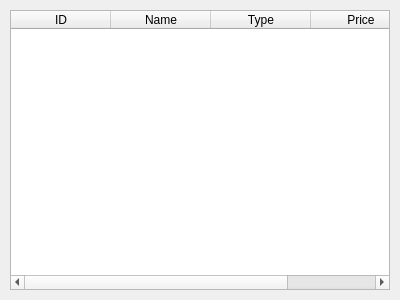
Before: the Qt Designer form main.ui in ezh1k-mades-me-happy/dom3, drawn with Qt 5.
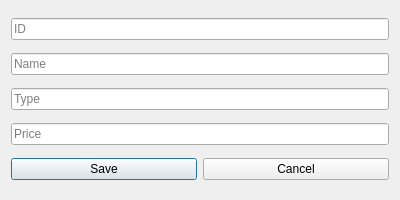
After: the same form once the commit is applied.

```diff
--- a/main.ui
+++ b/main.ui
@@ -1,48 +1,66 @@
 <?xml version="1.0" encoding="UTF-8"?>
 <ui version="4.0">
- <class>CoffeeApp</class>
- <widget class="QMainWindow" name="CoffeeApp">
+ <class>AddEditCoffeeForm</class>
+ <widget class="QDialog" name="AddEditCoffeeForm">
   <property name="geometry">
    <rect>
     <x>0</x>
     <y>0</y>
     <width>400</width>
-    <height>300</height>
+    <height>200</height>
    </rect>
   </property>
   <property name="windowTitle">
    <string>Coffee Information</string>
   </property>
-  <widget class="QTableWidget" name="tableWidget">
-   <property name="geometry">
-    <rect>
-     <x>10</x>
-     <y>10</y>
-     <width>380</width>
-     <height>280</height>
-    </rect>
-   </property>
-   <column>
-    <property name="text">
+  <layout class="QVBoxLayout" name="verticalLayout">
+   <item>
+    <widget class="QLineEdit" name="idLineEdit">
+     <property name="placeholderText">
      <string>ID</string>
     </property>
-   </column>
-   <column>
-    <property name="text">
+    </widget>
+   </item>
+   <item>
+    <widget class="QLineEdit" name="nameLineEdit">
+     <property name="placeholderText">
      <string>Name</string>
     </property>
-   </column>
-   <column>
-    <property name="text">
+    </widget>
+   </item>
+   <item>
+    <widget class="QLineEdit" name="typeLineEdit">
+     <property name="placeholderText">
      <string>Type</string>
     </property>
-   </column>
-   <column>
-    <property name="text">
+    </widget>
+   </item>
+   <item>
+    <widget class="QLineEdit" name="priceLineEdit">
+     <property name="placeholderText">
      <string>Price</string>
     </property>
-   </column>
-  </widget>
+    </widget>
+   </item>
+   <item>
+    <layout class="QHBoxLayout" name="horizontalLayout">
+     <item>
+      <widget class="QPushButton" name="saveButton">
+       <property name="text">
+        <string>Save</string>
+       </property>
+      </widget>
+     </item>
+     <item>
+      <widget class="QPushButton" name="cancelButton">
+       <property name="text">
+        <string>Cancel</string>
+       </property>
+      </widget>
+     </item>
+    </layout>
+   </item>
+  </layout>
  </widget>
  <resources/>
  <connections/>
```
Left out of the diff: 2 changed lines with no effect on the pictures. Lines whose indentation alone changed are shown as unchanged.
